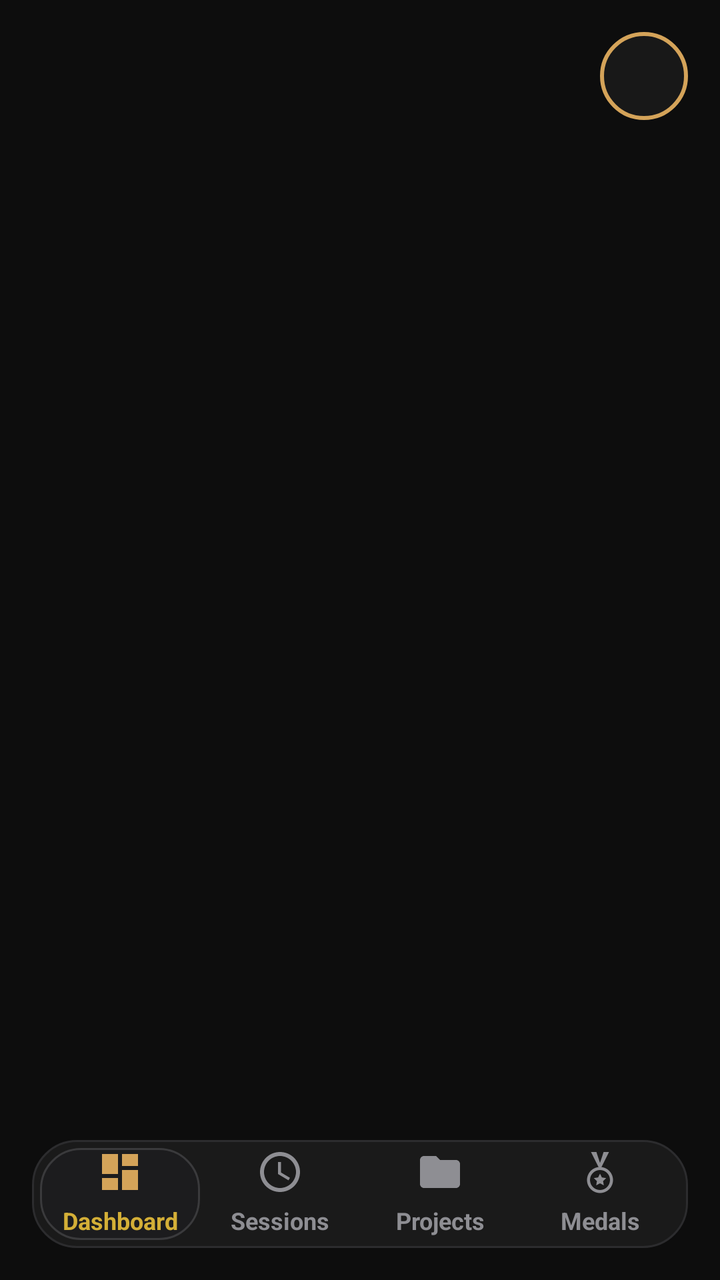
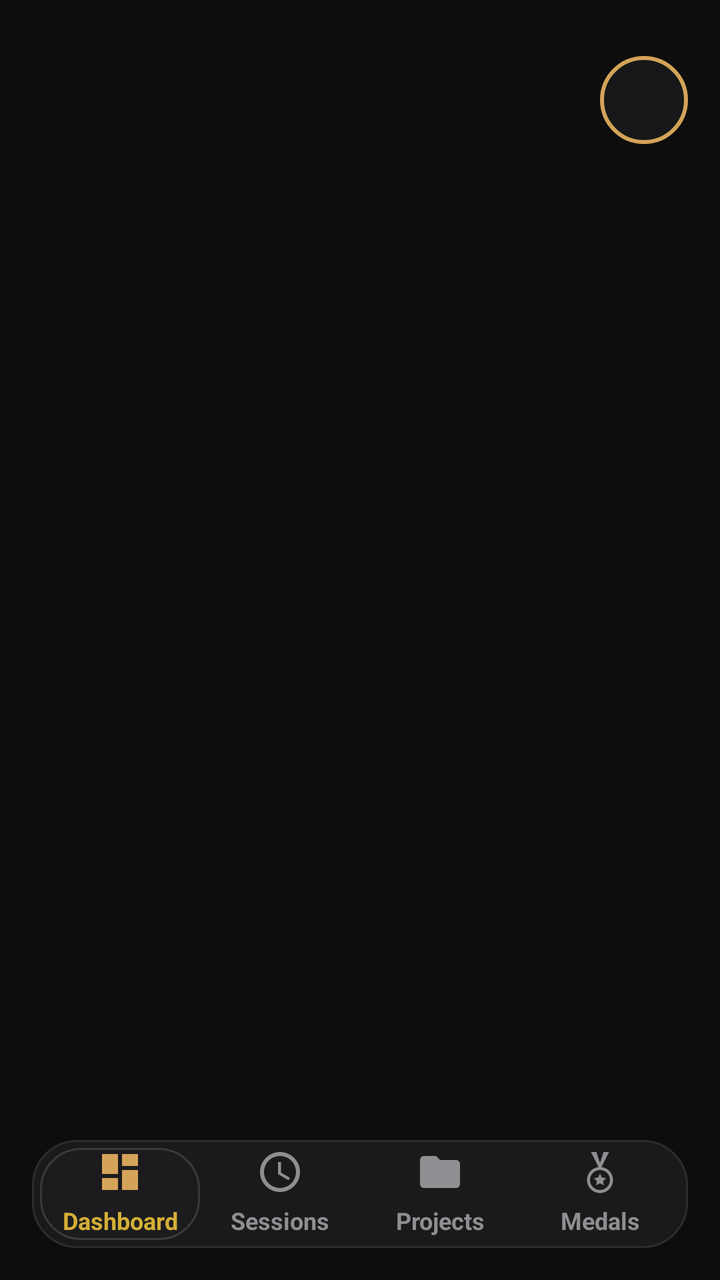

Screens rendered from an Android XML layout before and after an edit, with the pre-edit source and the edit as a unified diff.
<!-- AndroidManifest.xml: application theme Theme.MyApplicationToday -->
<!-- res/layout/activity_main.xml -->
<?xml version="1.0" encoding="utf-8"?>
<RelativeLayout xmlns:android="http://schemas.android.com/apk/res/android"
    xmlns:app="http://schemas.android.com/apk/res-auto"
    android:layout_width="match_parent"
    android:layout_height="match_parent"
    android:background="@color/bg_dark">

    <FrameLayout
        android:id="@+id/container"
        android:layout_width="match_parent"
        android:layout_height="match_parent"
        android:layout_above="@id/layoutBottomNav" />

    <TextView
        android:id="@+id/profileIcon"
        android:layout_width="44dp"
        android:layout_height="44dp"
        android:layout_alignParentTop="true"
        android:layout_alignParentEnd="true"
        android:layout_marginTop="16dp"
        android:layout_marginEnd="16dp"
        android:background="@drawable/bg_profile_avatar"
        android:contentDescription="@string/profile_settings_title"
        android:gravity="center"
        android:textColor="@color/gold_primary"
        android:textSize="15sp"
        android:textStyle="bold"
        android:clickable="true"
        android:focusable="true"
        android:foreground="?android:attr/selectableItemBackgroundBorderless" />

    <LinearLayout
        android:id="@+id/layoutBottomNav"
        android:layout_width="match_parent"
        android:layout_height="54dp"
        android:layout_alignParentBottom="true"
        android:layout_margin="16dp"
        android:background="@drawable/bg_search_rounded"
        android:gravity="center"
        android:orientation="horizontal"
        android:padding="4dp">

        <TextView
            android:id="@+id/navDashboard"
            android:layout_width="0dp"
            android:layout_height="match_parent"
            android:layout_weight="1"
            android:background="@drawable/bg_card_outline"
            android:gravity="center"
            android:includeFontPadding="false"
            app:drawableTopCompat="@drawable/ic_dashboard"
            app:drawableTint="@color/gold_primary"
            android:drawablePadding="4dp"
            android:text="Dashboard"
            android:textColor="#D4AF37"
            android:textSize="12sp"
            android:textStyle="bold" />

        <TextView
            android:id="@+id/navSessions"
            android:layout_width="0dp"
            android:layout_height="match_parent"
            android:layout_weight="1"
            android:background="@android:color/transparent"
            android:gravity="center"
            android:includeFontPadding="false"
            app:drawableTopCompat="@drawable/ic_sessions"
            app:drawableTint="@color/text_light_grey"
            android:drawablePadding="4dp"
            android:text="Sessions"
            android:textColor="#8E8E93"
            android:textSize="12sp"
            android:textStyle="bold" />
        <TextView
            android:id="@+id/navProjects"
            android:layout_width="0dp"
            android:layout_height="match_parent"
            android:layout_weight="1"
            android:background="@android:color/transparent"
            android:gravity="center"
            android:includeFontPadding="false"
            app:drawableTopCompat="@drawable/ic_projects"
            app:drawableTint="@color/text_light_grey"
            android:drawablePadding="4dp"
            android:text="Projects"
            android:textColor="#8E8E93"
            android:textSize="12sp"
            android:textStyle="bold" />

        <TextView
            android:id="@+id/navAchievements"
            android:layout_width="0dp"
            android:layout_height="match_parent"
            android:layout_weight="1"
            android:background="@android:color/transparent"
            android:gravity="center"
            android:includeFontPadding="false"
            app:drawableTopCompat="@drawable/ic_medals"
            app:drawableTint="@color/text_light_grey"
            android:drawablePadding="4dp"
            android:text="Medals"
            android:textColor="#8E8E93"
            android:textSize="12sp"
            android:textStyle="bold" />
    </LinearLayout>

</RelativeLayout>
<!-- resources referenced by this layout -->
<resources>
  <color name="bg_dark">#0D0D0D</color>
  <color name="gold_primary">#D4A359</color>
  <color name="text_light_grey">#8E8E93</color>
  <!-- drawable bg_card_outline (drawable) -->
  <?xml version="1.0" encoding="utf-8"?>
  <shape xmlns:android="http://schemas.android.com/apk/res/android"
      android:shape="rectangle">
      <solid android:color="#1C1C1E" />
      <corners android:radius="20dp" />
      <stroke
          android:width="1dp"
          android:color="#3A3A3C" />
  </shape>
  <!-- drawable bg_profile_avatar (drawable) -->
  <?xml version="1.0" encoding="utf-8"?>
  <shape xmlns:android="http://schemas.android.com/apk/res/android"
      android:shape="oval">
      <solid android:color="@color/card_bg" />
      <stroke
          android:width="2dp"
          android:color="@color/gold_primary" />
      <size
          android:width="48dp"
          android:height="48dp" />
  </shape>
  <!-- drawable bg_search_rounded (drawable) -->
  <?xml version="1.0" encoding="utf-8"?>
  <shape xmlns:android="http://schemas.android.com/apk/res/android">
      <solid android:color="#1A1A1A" />
      <stroke android:width="1dp" android:color="#2C2C2E" />
      <corners android:radius="22dp" />
  </shape>
  <!-- drawable ic_dashboard (drawable) -->
  <vector xmlns:android="http://schemas.android.com/apk/res/android"
      android:width="24dp"
      android:height="24dp"
      android:viewportWidth="24"
      android:viewportHeight="24">
      <path
          android:fillColor="@android:color/white"
          android:pathData="M3,13h8L11,3L3,3v10zM3,21h8v-6L3,15v6zM13,21h8L21,11h-8v10zM13,3v6h8L21,3h-8z" />
  </vector>
  <!-- drawable ic_medals (drawable) -->
  <vector xmlns:android="http://schemas.android.com/apk/res/android"
      android:width="24dp"
      android:height="24dp"
      android:viewportWidth="24"
      android:viewportHeight="24">
      
      <path
          android:fillColor="@android:color/white"
          android:pathData="M12,11 L16.5,2 H13.8 L12,7.5 L10.2,2 H7.5 Z" />
      
      <path
          android:fillColor="@android:color/white"
          android:pathData="M12,9.5 C15.59,9.5 18.5,12.41 18.5,16 C18.5,19.59 15.59,22.5 12,22.5 C8.41,22.5 5.5,19.59 5.5,16 C5.5,12.41 8.41,9.5 12,9.5 Z M12,11 C9.24,11 7,13.24 7,16 C7,18.76 9.24,21 12,21 C14.76,21 17,18.76 17,16 C17,13.24 14.76,11 12,11 Z" />
      
      <path
          android:fillColor="@android:color/white"
          android:pathData="M12,12.8 L12.95,14.73 L15.08,15.04 L13.54,16.54 L13.9,18.66 L12,17.66 L10.1,18.66 L10.46,16.54 L8.92,15.04 L11.05,14.73 Z" />
  </vector>
  <!-- drawable ic_projects (drawable) -->
  <vector xmlns:android="http://schemas.android.com/apk/res/android"
      android:width="24dp"
      android:height="24dp"
      android:viewportWidth="24"
      android:viewportHeight="24">
      <path
          android:fillColor="@android:color/white"
          android:pathData="M10,4H4c-1.1,0 -1.99,0.9 -1.99,2L2,18c0,1.1 0.9,2 2,2h16c1.1,0 2,-0.9 2,-2V8c0,-1.1 -0.9,-2 -2,-2h-8l-2,-2z" />
  </vector>
  <!-- drawable ic_sessions (drawable) -->
  <vector xmlns:android="http://schemas.android.com/apk/res/android"
      android:width="24dp"
      android:height="24dp"
      android:viewportWidth="24"
      android:viewportHeight="24">
      <path
          android:fillColor="@android:color/white"
          android:pathData="M12,2C6.48,2 2,6.48 2,12s4.48,10 10,10 10,-4.48 10,-10S17.52,2 12,2zM12,20c-4.41,0 -8,-3.59 -8,-8s3.59,-8 8,-8 8,3.59 8,8 -3.59,8 -8,8zM12.5,7H11v6l5.25,3.15 0.75,-1.23 -4.5,-2.67z" />
  </vector>
  <string name="profile_settings_title">Profile &amp; Settings</string>
  <style name="Theme.MyApplicationToday" parent="Base.Theme.MyApplicationToday" />
  <color name="card_bg">#181818</color>
  <style name="Base.Theme.MyApplicationToday" parent="Theme.Material3.DayNight.NoActionBar">
      </style>
</resources>

<!-- the commit's change to res/layout/activity_main.xml (unified diff, before → after) -->
@@ -17,7 +17,7 @@
         android:layout_height="44dp"
         android:layout_alignParentTop="true"
         android:layout_alignParentEnd="true"
-        android:layout_marginTop="16dp"
+        android:layout_marginTop="28dp"
         android:layout_marginEnd="16dp"
         android:background="@drawable/bg_profile_avatar"
         android:contentDescription="@string/profile_settings_title"
